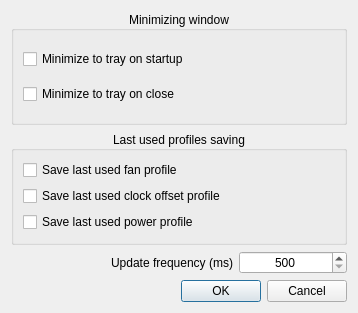
AlexandrAlexeev7119/NvCtrl-linux, file ui/settings_dialog.ui: the form before one commit.
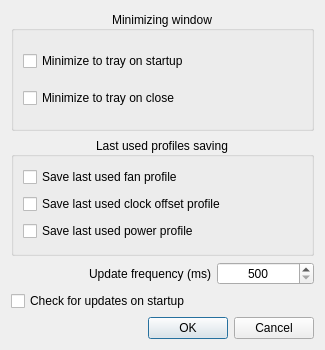
The form after the commit.

Commit message: update: default settings, added new setting

Diff of the .ui file:
```diff
--- a/ui/settings_dialog.ui
+++ b/ui/settings_dialog.ui
@@ -6,8 +6,8 @@
    <rect>
     <x>0</x>
     <y>0</y>
-    <width>358</width>
-    <height>313</height>
+    <width>325</width>
+    <height>350</height>
    </rect>
   </property>
   <property name="windowTitle">
@@ -49,7 +49,7 @@
      </layout>
     </widget>
    </item>
-   <item row="6" column="0" colspan="3">
+   <item row="7" column="0" colspan="3">
     <widget class="QDialogButtonBox" name="buttonBox">
      <property name="standardButtons">
       <set>QDialogButtonBox::Cancel|QDialogButtonBox::Ok</set>
@@ -121,6 +121,16 @@
      </property>
     </widget>
    </item>
+   <item row="6" column="0" colspan="3">
+    <widget class="QCheckBox" name="checkBox_check_for_updates_on_startup">
+     <property name="toolTip">
+      <string/>
+     </property>
+     <property name="text">
+      <string>Check for updates on startup</string>
+     </property>
+    </widget>
+   </item>
   </layout>
  </widget>
  <resources/>
```
Left out of the diff: 38 changed lines with no effect on the pictures. The commit also changes 3 other files.
